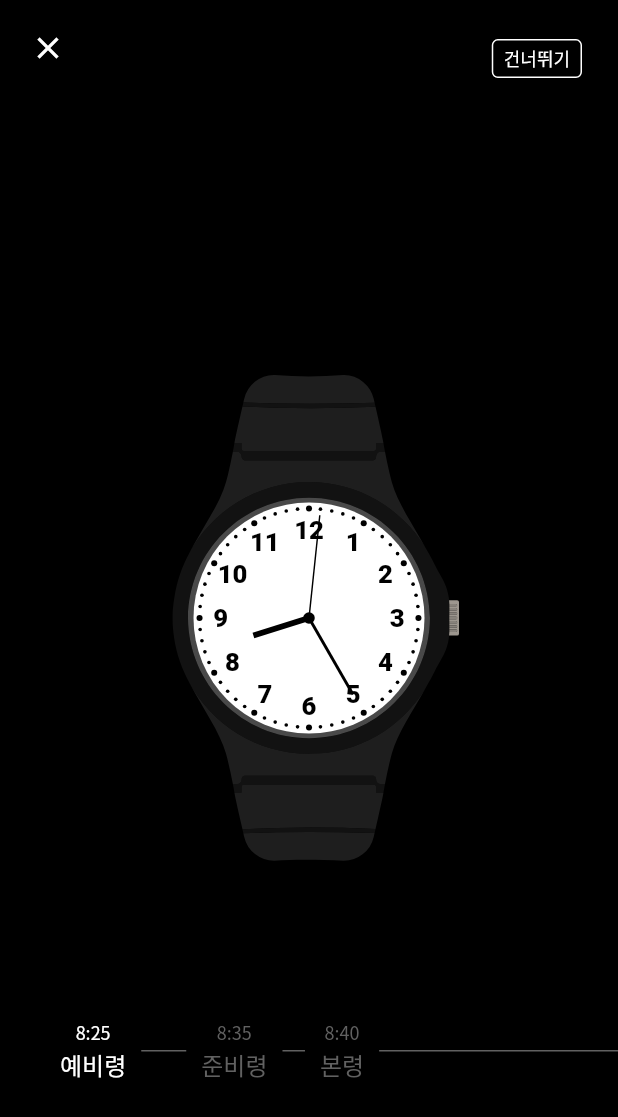
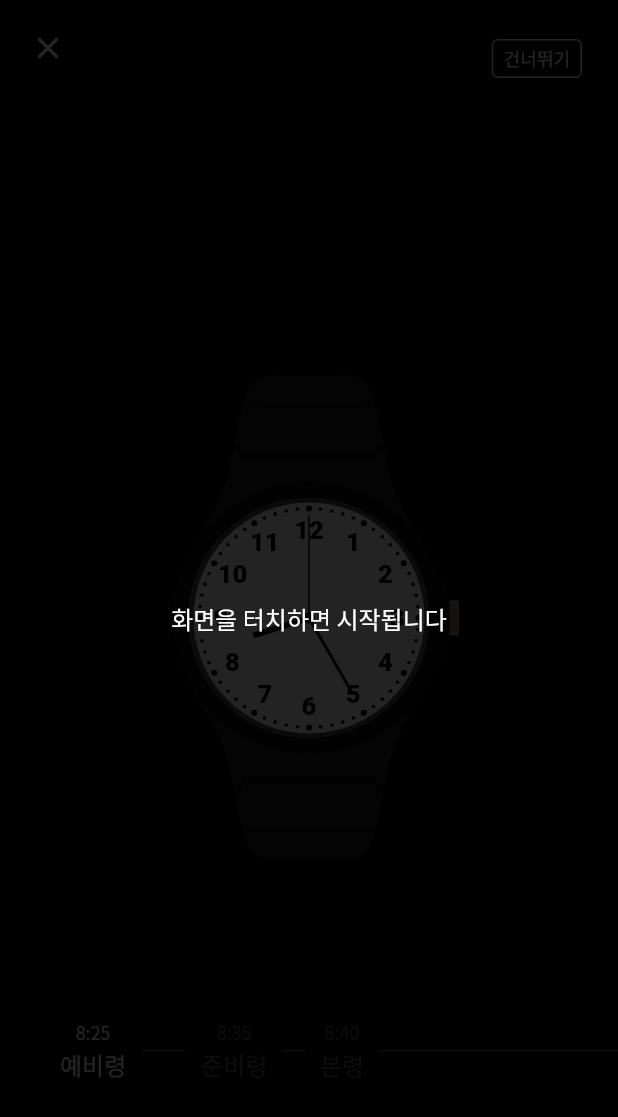
Before and after one commit to silgam/silgam-flutter, a Flutter app: the screen it shows after launch, after a tap on "국어", on a phone screen of 412 x 824 dp. Shown: the top 1117 px of the screen. Run offline on Flutter 3.47's test engine with Material 2 defaults, Android fonts, the phone set to English and light mode, and no system bars; our stand-ins replace flutter_svg.

Commit message:
feat: touch screen to start exam

```diff
--- a/lib/clock_page/analog_clock.dart
+++ b/lib/clock_page/analog_clock.dart
@@ -9,6 +9,7 @@ import 'analog_clock_painter.dart';
 /// A analog clock.
 class AnalogClock extends StatefulWidget {
   final DateTime dateTime;
+  final bool isLive;
   final Color dialPlateColor;
   final Color hourHandColor;
   final Color minuteHandColor;
@@ -25,7 +26,6 @@ class AnalogClock extends StatefulWidget {
   final double? borderWidth;
   final double hourNumberScale;
   final List<String> hourNumbers;
-  final bool isLive;
   final double width;
   final double height;
   final BoxDecoration decoration;
@@ -34,6 +34,7 @@ class AnalogClock extends StatefulWidget {
 
   const AnalogClock({
     required this.dateTime,
+    required this.isLive,
     this.dialPlateColor = Colors.white,
     this.hourHandColor = Colors.black,
     this.minuteHandColor = Colors.black,
@@ -50,7 +51,6 @@ class AnalogClock extends StatefulWidget {
     this.borderWidth,
     this.hourNumberScale = 1.0,
     this.hourNumbers = AnalogClockPainter.defaultHourNumbers,
-    this.isLive = true,
     this.width = double.infinity,
     this.height = double.infinity,
     this.decoration = const BoxDecoration(),
@@ -72,18 +72,21 @@ class _AnalogClockState extends State<AnalogClock> {
   void initState() {
     super.initState();
     _updateInitialDateTimeIfChanged();
-    _timer = widget.isLive
-        ? Timer.periodic(const Duration(seconds: 1), (Timer timer) {
-            _dateTime = _dateTime.add(const Duration(seconds: 1));
-            if (mounted) setState(() {});
-            widget.onEverySecond?.call(_dateTime);
-          })
-        : null;
   }
 
   @override
   Widget build(BuildContext context) {
     _updateInitialDateTimeIfChanged();
+
+    _timer?.cancel();
+    if (widget.isLive) {
+      _timer = Timer.periodic(const Duration(seconds: 1), (Timer timer) {
+        _dateTime = _dateTime.add(const Duration(seconds: 1));
+        if (mounted) setState(() {});
+        widget.onEverySecond?.call(_dateTime);
+      });
+    }
+
     return Container(
       width: widget.width,
       height: widget.height,
--- a/lib/clock_page/clock_page.dart
+++ b/lib/clock_page/clock_page.dart
@@ -1,3 +1,4 @@
+import 'package:flutter/gestures.dart';
 import 'package:flutter/material.dart';
 import 'package:flutter/services.dart';
 
@@ -30,6 +31,10 @@ class _ClockPageState extends State<ClockPage> {
   late final List<GlobalKey> _timelineTileKeys;
   late final List<GlobalKey> _timelineConnectorKeys;
 
+  static const int defaultScreenOverlayAlpha = 220;
+  int _screenOverlayAlpha = defaultScreenOverlayAlpha;
+  bool _isStarted = false;
+
   @override
   void initState() {
     super.initState();
@@ -44,7 +49,9 @@ class _ClockPageState extends State<ClockPage> {
   Widget build(BuildContext context) {
     return Scaffold(
       backgroundColor: Colors.black,
-      body: Column(
+      body: Stack(
+        children: [
+          Column(
             children: [
               Flexible(
                 fit: FlexFit.tight,
@@ -85,6 +92,7 @@ class _ClockPageState extends State<ClockPage> {
               WristWatch(
                 clockTime: _currentTime,
                 onEverySecond: _onEverySecond,
+                isLive: _isStarted,
               ),
               Flexible(
                 child: Container(
@@ -105,6 +113,9 @@ class _ClockPageState extends State<ClockPage> {
               ),
             ],
           ),
+          _buildScreenOverlayIfNotStarted(),
+        ],
+      ),
     );
   }
 
@@ -112,7 +123,7 @@ class _ClockPageState extends State<ClockPage> {
     _currentTime = newTime;
     if (_currentBreakpointIndex + 1 >= _breakpoints.length) return;
     final nextBreakpoint = _breakpoints[_currentBreakpointIndex + 1];
-    if (newTime.compareTo(nextBreakpoint.time) >= 0) moveToNextBreakpoint();
+    if (newTime.compareTo(nextBreakpoint.time) >= 0) _moveToNextBreakpoint();
     setState(() {});
   }
 
@@ -123,12 +134,12 @@ class _ClockPageState extends State<ClockPage> {
   void _onSkipButtonPressed() {
     setState(() {
       if (_currentBreakpointIndex + 1 >= _breakpoints.length) return;
-      moveToNextBreakpoint();
+      _moveToNextBreakpoint();
       _currentTime = _breakpoints[_currentBreakpointIndex].time;
     });
   }
 
-  void moveToNextBreakpoint() {
+  void _moveToNextBreakpoint() {
     _currentBreakpointIndex++;
     double progressedWidth = 0;
     for (int i = 0; i < _currentBreakpointIndex; i++) {
@@ -137,9 +148,48 @@ class _ClockPageState extends State<ClockPage> {
     }
     _timelineController.animateTo(
       progressedWidth,
-      duration: const Duration(milliseconds: 500),
+      duration: const Duration(milliseconds: 100),
       curve: Curves.decelerate,
     );
+  }
+
+  Widget _buildScreenOverlayIfNotStarted() {
+    if (_isStarted == true) return const SizedBox.shrink();
+    return GestureDetector(
+      onTapDown: _onScreenTapDown,
+      onTapUp: _onScreenTapUp,
+      onTapCancel: _onScreenTapCancel,
+      child: AnimatedContainer(
+        width: double.infinity,
+        height: double.infinity,
+        alignment: Alignment.center,
+        color: Colors.black.withAlpha(_screenOverlayAlpha),
+        duration: const Duration(milliseconds: 100),
+        child: const Text(
+          '화면을 터치하면 시작됩니다',
+          style: TextStyle(
+            color: Colors.white,
+            fontSize: 16,
+          ),
+        ),
+      ),
+    );
+  }
+
+  void _onScreenTapDown(TapDownDetails tapDownDetails) {
+    _screenOverlayAlpha = 160;
+    setState(() {});
+  }
+
+  void _onScreenTapUp(TapUpDetails tapUpDetails) {
+    _screenOverlayAlpha = 0;
+    _isStarted = true;
+    setState(() {});
+  }
+
+  void _onScreenTapCancel() {
+    _screenOverlayAlpha = defaultScreenOverlayAlpha;
+    setState(() {});
   }
 
   List<Widget> _buildTimelineTiles() {
--- a/lib/clock_page/wrist_watch.dart
+++ b/lib/clock_page/wrist_watch.dart
@@ -6,10 +6,12 @@ import 'analog_clock.dart';
 class WristWatch extends StatelessWidget {
   final DateTime clockTime;
   final Function(DateTime)? onEverySecond;
+  final bool isLive;
 
   const WristWatch({
     Key? key,
     required this.clockTime,
+    required this.isLive,
     this.onEverySecond,
   }) : super(key: key);
 
@@ -29,8 +31,9 @@ class WristWatch extends StatelessWidget {
             child: FractionallySizedBox(
               widthFactor: 0.77,
               child: AnalogClock(
+                dateTime: clockTime,
+                isLive: isLive,
                 borderWidth: 0,
-                dateTime: clockTime,
                 onEverySecond: onEverySecond,
               ),
             ),
```
Lines whose indentation alone changed are shown as unchanged.
